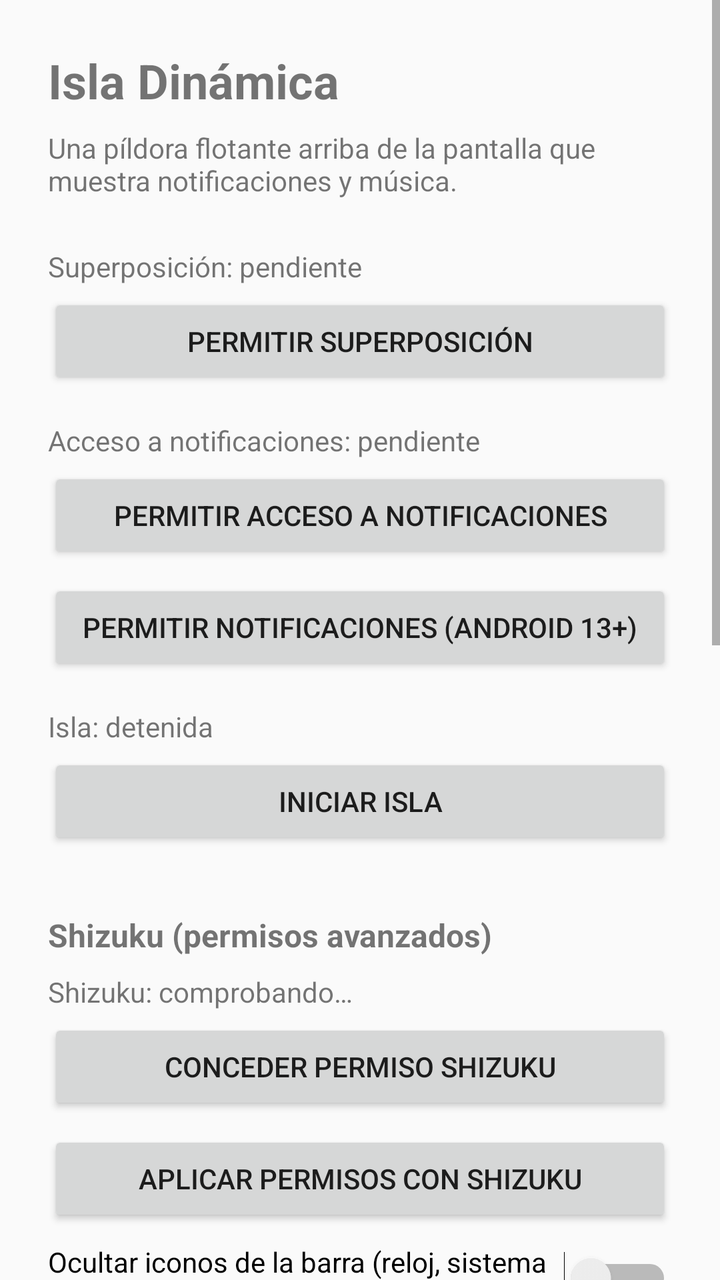
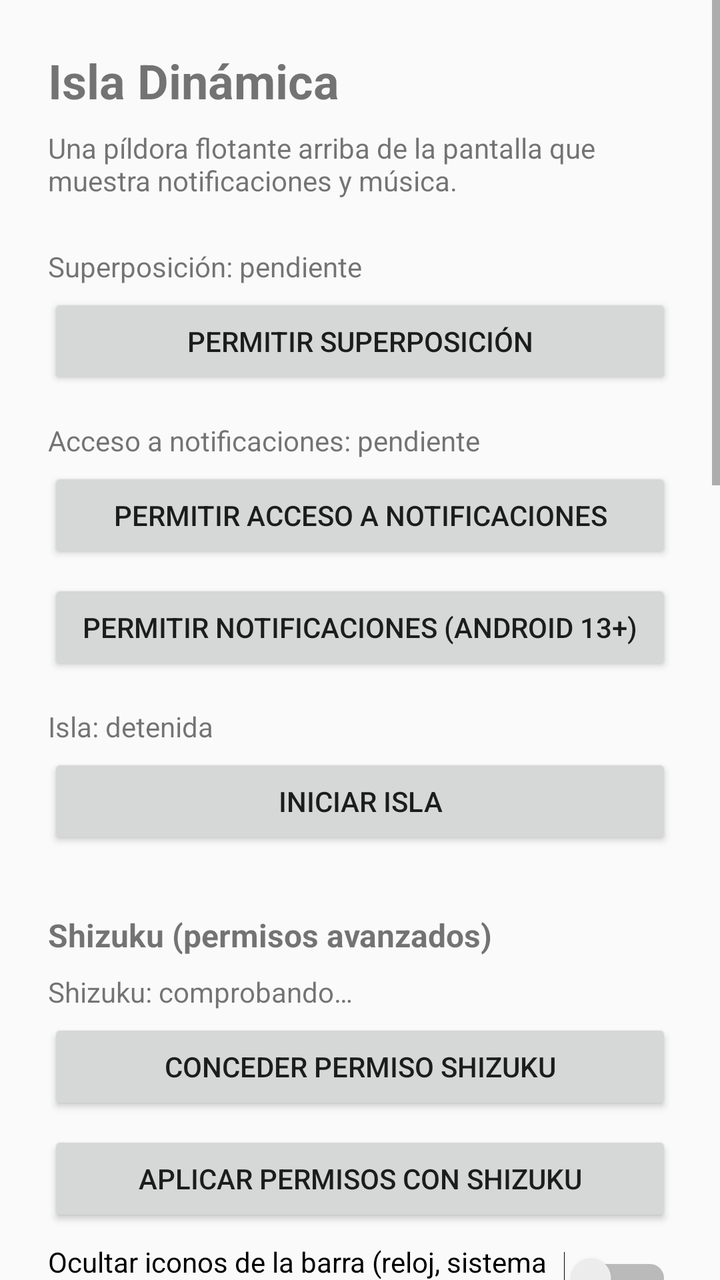

The first picture is an Android layout as it rendered before a commit; the second is the same layout after the commit. The layout source and the unified diff follow.
<!-- AndroidManifest.xml: application theme Theme.IslaDinamica -->
<!-- res/layout/activity_main.xml -->
<?xml version="1.0" encoding="utf-8"?>
<ScrollView xmlns:android="http://schemas.android.com/apk/res/android"
    android:layout_width="match_parent"
    android:layout_height="match_parent"
    android:fillViewport="true">

    <LinearLayout
        android:layout_width="match_parent"
        android:layout_height="wrap_content"
        android:orientation="vertical"
        android:padding="24dp">

        <TextView
            android:layout_width="match_parent"
            android:layout_height="wrap_content"
            android:text="Isla Dinámica"
            android:textSize="24sp"
            android:textStyle="bold"
            android:layout_marginBottom="8dp" />

        <TextView
            android:layout_width="match_parent"
            android:layout_height="wrap_content"
            android:text="Una píldora flotante arriba de la pantalla que muestra notificaciones y música."
            android:layout_marginBottom="24dp" />

        <TextView
            android:id="@+id/tvOverlayStatus"
            android:layout_width="match_parent"
            android:layout_height="wrap_content"
            android:text="Superposición: pendiente"
            android:layout_marginBottom="4dp" />

        <Button
            android:id="@+id/btnOverlay"
            android:layout_width="match_parent"
            android:layout_height="wrap_content"
            android:text="Permitir superposición"
            android:layout_marginBottom="16dp" />

        <TextView
            android:id="@+id/tvListenerStatus"
            android:layout_width="match_parent"
            android:layout_height="wrap_content"
            android:text="Acceso a notificaciones: pendiente"
            android:layout_marginBottom="4dp" />

        <Button
            android:id="@+id/btnListener"
            android:layout_width="match_parent"
            android:layout_height="wrap_content"
            android:text="Permitir acceso a notificaciones"
            android:layout_marginBottom="8dp" />

        <Button
            android:id="@+id/btnNotifPermission"
            android:layout_width="match_parent"
            android:layout_height="wrap_content"
            android:text="Permitir notificaciones (Android 13+)"
            android:layout_marginBottom="16dp" />

        <TextView
            android:id="@+id/tvServiceStatus"
            android:layout_width="match_parent"
            android:layout_height="wrap_content"
            android:text="Isla: detenida"
            android:layout_marginBottom="4dp" />

        <Button
            android:id="@+id/btnToggleService"
            android:layout_width="match_parent"
            android:layout_height="wrap_content"
            android:text="Iniciar isla"
            android:layout_marginBottom="8dp" />

        <TextView
            android:layout_width="match_parent"
            android:layout_height="wrap_content"
            android:text="Shizuku (permisos avanzados)"
            android:textSize="16sp"
            android:textStyle="bold"
            android:layout_marginTop="24dp"
            android:layout_marginBottom="8dp" />

        <TextView
            android:id="@+id/tvShizukuStatus"
            android:layout_width="match_parent"
            android:layout_height="wrap_content"
            android:text="Shizuku: comprobando…"
            android:layout_marginBottom="4dp" />

        <Button
            android:id="@+id/btnShizukuPermission"
            android:layout_width="match_parent"
            android:layout_height="wrap_content"
            android:text="Conceder permiso Shizuku"
            android:layout_marginBottom="8dp" />

        <Button
            android:id="@+id/btnShizukuApply"
            android:layout_width="match_parent"
            android:layout_height="wrap_content"
            android:text="Aplicar permisos con Shizuku"
            android:layout_marginBottom="8dp" />

        <Switch
            android:id="@+id/swHideIcons"
            android:layout_width="match_parent"
            android:layout_height="wrap_content"
            android:text="Ocultar iconos de la barra (reloj, sistema y notificaciones)"
            android:layout_marginBottom="4dp" />

        <TextView
            android:layout_width="match_parent"
            android:layout_height="wrap_content"
            android:text="El reloj se oculta solo en el inicio del launcher (ahí la isla muestra la hora) y reaparece en otras apps y en el panel de control."
            android:textSize="12sp"
            android:layout_marginBottom="8dp" />

        <TextView
            android:id="@+id/tvUsageAccessStatus"
            android:layout_width="match_parent"
            android:layout_height="wrap_content"
            android:textSize="12sp"
            android:layout_marginBottom="4dp" />

        <Button
            android:id="@+id/btnUsageAccess"
            android:layout_width="match_parent"
            android:layout_height="wrap_content"
            android:text="Conceder acceso a uso (para detectar el launcher)"
            android:layout_marginBottom="8dp" />

        <TextView
            android:id="@+id/tvShizukuLog"
            android:layout_width="match_parent"
            android:layout_height="wrap_content"
            android:textSize="12sp"
            android:layout_marginBottom="8dp" />

        <TextView
            android:layout_width="match_parent"
            android:layout_height="wrap_content"
            android:text="Posición de la isla"
            android:textSize="16sp"
            android:textStyle="bold"
            android:layout_marginTop="24dp"
            android:layout_marginBottom="8dp" />

        <TextView
            android:layout_width="match_parent"
            android:layout_height="wrap_content"
            android:text="La isla se centra sola en la cámara. Si queda corrida, afínala aquí (se mueve en vivo si la isla está corriendo)."
            android:layout_marginBottom="12dp" />

        <TextView
            android:id="@+id/tvOffsetX"
            android:layout_width="match_parent"
            android:layout_height="wrap_content"
            android:text="Posición horizontal: 0 dp"
            android:layout_marginBottom="4dp" />

        <SeekBar
            android:id="@+id/sbOffsetX"
            android:layout_width="match_parent"
            android:layout_height="wrap_content"
            android:max="80"
            android:progress="40"
            android:layout_marginBottom="12dp" />

        <TextView
            android:id="@+id/tvOffsetY"
            android:layout_width="match_parent"
            android:layout_height="wrap_content"
            android:text="Posición vertical: 0 dp"
            android:layout_marginBottom="4dp" />

        <SeekBar
            android:id="@+id/sbOffsetY"
            android:layout_width="match_parent"
            android:layout_height="wrap_content"
            android:max="80"
            android:progress="40"
            android:layout_marginBottom="8dp" />

        <Button
            android:id="@+id/btnCenterIsland"
            android:layout_width="wrap_content"
            android:layout_height="wrap_content"
            android:text="Centrar isla en la cámara"
            android:layout_marginBottom="8dp" />

        <TextView
            android:layout_width="match_parent"
            android:layout_height="wrap_content"
            android:text="Tema de la isla"
            android:textSize="16sp"
            android:textStyle="bold"
            android:layout_marginTop="24dp"
            android:layout_marginBottom="8dp" />

        <RadioGroup
            android:id="@+id/rgTheme"
            android:layout_width="match_parent"
            android:layout_height="wrap_content"
            android:orientation="vertical">

            <RadioButton
                android:id="@+id/rbThemeBlack"
                android:layout_width="match_parent"
                android:layout_height="wrap_content"
                android:text="Negro iPhone"
                android:checked="true" />

            <RadioButton
                android:id="@+id/rbThemeFrosted"
                android:layout_width="match_parent"
                android:layout_height="wrap_content"
                android:text="HyperOS Cristal" />

            <RadioButton
                android:id="@+id/rbThemeGlow"
                android:layout_width="match_parent"
                android:layout_height="wrap_content"
                android:text="HyperOS Brillo" />
        </RadioGroup>

    </LinearLayout>
</ScrollView>
<!-- resources referenced by this layout -->
<resources>
  <style name="Theme.IslaDinamica" parent="android:Theme.Material.Light.NoActionBar">
          <item name="android:windowNoTitle">true</item>
      </style>
</resources>

<!-- the commit's change to res/layout/activity_main.xml (unified diff, before → after) -->
@@ -188,6 +188,104 @@
             android:layout_width="wrap_content"
             android:layout_height="wrap_content"
             android:text="Centrar isla en la cámara"
+            android:layout_marginBottom="8dp" />
+
+        <TextView
+            android:layout_width="match_parent"
+            android:layout_height="wrap_content"
+            android:text="Tamaño y comportamiento"
+            android:textSize="16sp"
+            android:textStyle="bold"
+            android:layout_marginTop="24dp"
+            android:layout_marginBottom="8dp" />
+
+        <TextView
+            android:layout_width="match_parent"
+            android:layout_height="wrap_content"
+            android:text="Ajustes traídos de DynamicSpot. El tamaño es un porcentaje del agujero de la cámara (100% = exacto)."
+            android:layout_marginBottom="12dp" />
+
+        <TextView
+            android:id="@+id/tvSizeW"
+            android:layout_width="match_parent"
+            android:layout_height="wrap_content"
+            android:text="Ancho de la isla: 100%"
+            android:layout_marginBottom="4dp" />
+
+        <SeekBar
+            android:id="@+id/sbSizeW"
+            android:layout_width="match_parent"
+            android:layout_height="wrap_content"
+            android:max="100"
+            android:progress="50"
+            android:layout_marginBottom="12dp" />
+
+        <TextView
+            android:id="@+id/tvSizeH"
+            android:layout_width="match_parent"
+            android:layout_height="wrap_content"
+            android:text="Alto de la isla: 100%"
+            android:layout_marginBottom="4dp" />
+
+        <SeekBar
+            android:id="@+id/sbSizeH"
+            android:layout_width="match_parent"
+            android:layout_height="wrap_content"
+            android:max="100"
+            android:progress="50"
+            android:layout_marginBottom="12dp" />
+
+        <TextView
+            android:id="@+id/tvPopupW"
+            android:layout_width="match_parent"
+            android:layout_height="wrap_content"
+            android:text="Ancho de la tarjeta expandida: 352 dp"
+            android:layout_marginBottom="4dp" />
+
+        <SeekBar
+            android:id="@+id/sbPopupW"
+            android:layout_width="match_parent"
+            android:layout_height="wrap_content"
+            android:max="140"
+            android:progress="72"
+            android:layout_marginBottom="12dp" />
+
+        <TextView
+            android:id="@+id/tvAutoClose"
+            android:layout_width="match_parent"
+            android:layout_height="wrap_content"
+            android:text="Cerrar sola a los: 4 s"
+            android:layout_marginBottom="4dp" />
+
+        <SeekBar
+            android:id="@+id/sbAutoClose"
+            android:layout_width="match_parent"
+            android:layout_height="wrap_content"
+            android:max="28"
+            android:progress="2"
+            android:layout_marginBottom="12dp" />
+
+        <TextView
+            android:id="@+id/tvLongPress"
+            android:layout_width="match_parent"
+            android:layout_height="wrap_content"
+            android:text="Toque largo para abrir la app: 500 ms"
+            android:layout_marginBottom="4dp" />
+
+        <SeekBar
+            android:id="@+id/sbLongPress"
+            android:layout_width="match_parent"
+            android:layout_height="wrap_content"
+            android:max="12"
+            android:progress="2"
+            android:layout_marginBottom="12dp" />
+
+        <Switch
+            android:id="@+id/swSwipeDismiss"
+            android:layout_width="match_parent"
+            android:layout_height="wrap_content"
+            android:text="Deslizar a los lados para cerrar la isla"
+            android:checked="true"
             android:layout_marginBottom="8dp" />
 
         <TextView
